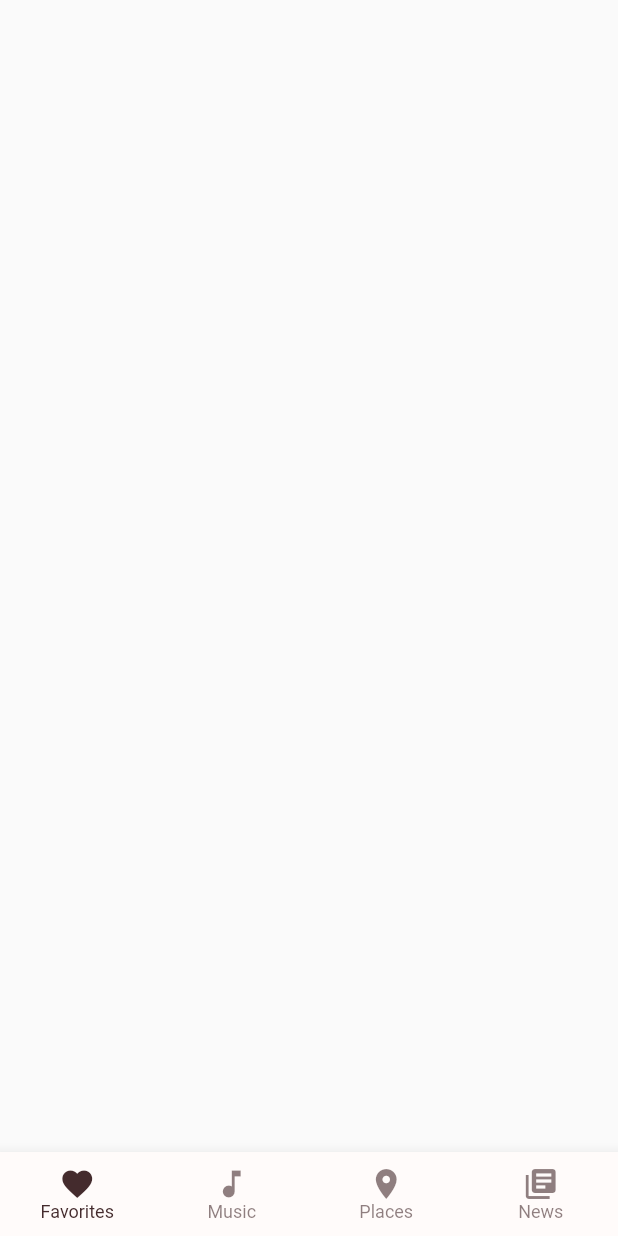
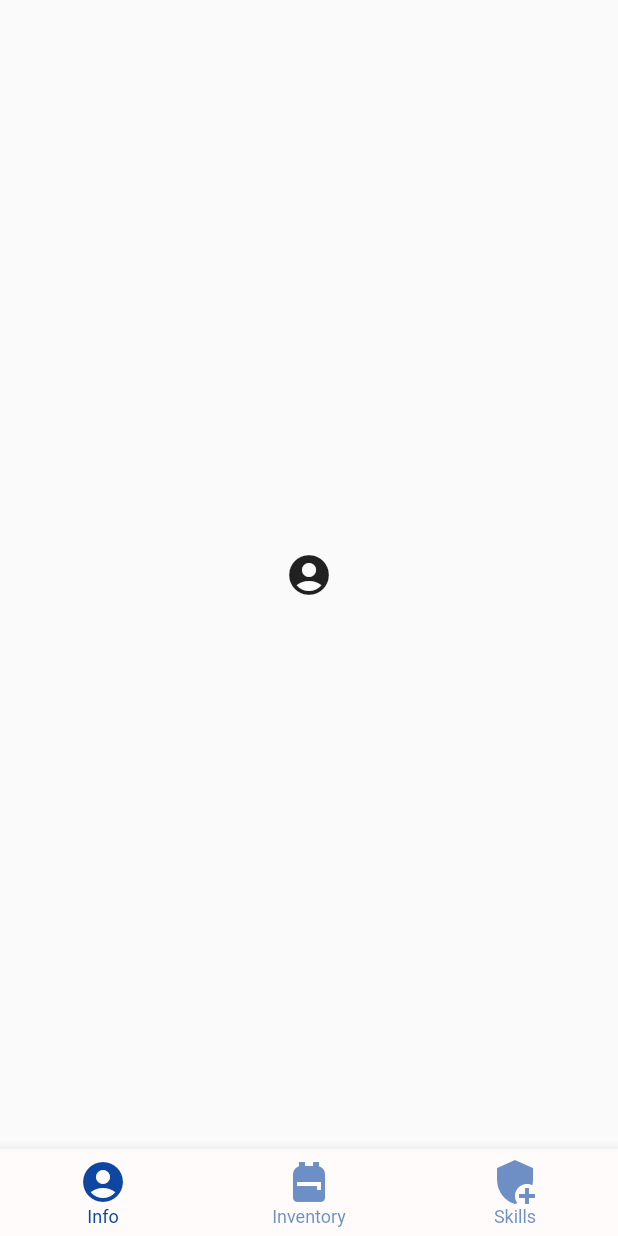
Before and after one commit to medmene/smart_notes, a Flutter app: the screen it shows after launch, on a phone screen of 412 x 824 dp. Run offline on Flutter 3.47's test engine with Material 2 defaults, Android fonts, the phone set to English and light mode, and no system bars; Roboto replaces fonts that are missing (Rubik).

Commit message:
filled body app for each page

```diff
--- a/lib/info_page.dart
+++ b/lib/info_page.dart
@@ -0,0 +1,11 @@
+import 'package:flutter/material.dart';
+
+Widget infoPageContent() {
+  return new Align(
+    alignment: Alignment.bottomCenter,
+    child: new ButtonBar(
+      alignment: MainAxisAlignment.center,
+      children: <Widget>[Icon(Icons.account_circle, size: 32)],
+    ),
+  );
+}
--- a/lib/inventory_page.dart
+++ b/lib/inventory_page.dart
@@ -0,0 +1,11 @@
+import 'package:flutter/material.dart';
+
+Widget inventoryPageContent() {
+  return new Align(
+    alignment: Alignment.bottomCenter,
+    child: new ButtonBar(
+      alignment: MainAxisAlignment.center,
+      children: <Widget>[Icon(Icons.backpack, size: 32)],
+    ),
+  );
+}
--- a/lib/main.dart
+++ b/lib/main.dart
@@ -1,4 +1,7 @@
 import 'package:flutter/material.dart';
+import 'info_page.dart';
+import 'inventory_page.dart';
+import 'skill_page.dart';
 
 void main() => runApp(MyApp());
 
@@ -7,7 +10,7 @@ class MyApp extends StatelessWidget {
   Widget build(BuildContext context) {
     return MaterialApp(
       theme: _buildShrineTheme(),
-      title: 'Flutter Demo',
+      title: 'RP Helper',
       debugShowCheckedModeBanner: false,
       home: MyHomePage(),
     );
@@ -22,6 +25,18 @@ class MyHomePage extends StatefulWidget {
 class _MyHomePageState extends State<MyHomePage> {
   int _currentIndex = 0;
 
+  Widget fillBodyContent() {
+    if (_currentIndex == 0) {
+      return infoPageContent();
+    } else if (_currentIndex == 1) {
+      return inventoryPageContent();
+    } else if (_currentIndex == 2) {
+      return skillPageContent();
+    } else {
+      return infoPageContent();
+    }
+  }
+
   Widget build(BuildContext context) {
     final colorScheme = Theme.of(context).colorScheme;
     final textTheme = Theme.of(context).textTheme;
@@ -35,31 +50,27 @@ class _MyHomePageState extends State<MyHomePage> {
           selectedLabelStyle: textTheme.caption,
           unselectedLabelStyle: textTheme.caption,
           onTap: (value) {
-          // Respond to item press.
             setState(() => _currentIndex = value);
           },
           items: [
             BottomNavigationBarItem(
-            label: 'Favorites',
-            icon: Icon(Icons.favorite),
+              label: 'Info',
+              icon: Icon(Icons.account_circle, size: 32),
             ),
             BottomNavigationBarItem(
-            label: 'Music',
-            icon: Icon(Icons.music_note),
+              label: 'Inventory',
+              icon: Icon(Icons.backpack, size: 32),
             ),
             BottomNavigationBarItem(
-            label: 'Places',
-            icon: Icon(Icons.location_on),
-          ),
-          BottomNavigationBarItem(
-            label: 'News',
-            //title: Text('News'),
-            icon: Icon(Icons.library_books),
+              label: 'Skills',
+              icon: Icon(Icons.add_moderator, size: 32),
             ),
           ],
         ),
-      //body: Widget(),
-    );
+        body: Column(
+          mainAxisAlignment: MainAxisAlignment.center,
+          children: <Widget>[fillBodyContent()],
+        ));
   }
 }
 
@@ -113,7 +124,7 @@ const Color shrinePink100 = Color(0xFFFEDBD0);
 const Color shrinePink300 = Color(0xFFFBB8AC);
 const Color shrinePink400 = Color(0xFFEAA4A4);
 
-const Color shrineBrown900 = Color(0xFF442B2D);
+const Color shrineBrown900 = Color(0xFF0D47A1);
 const Color shrineBrown600 = Color(0xFF7D4F52);
 
 const Color shrineErrorRed = Color(0xFFC5032B);
@@ -122,24 +133,3 @@ const Color shrineSurfaceWhite = Color(0xFFFFFBFA);
 const Color shrineBackgroundWhite = Colors.white;
 
 const defaultLetterSpacing = 0.03;
-
-//        Scaffold(
-//           appBar: AppBar(
-//             bottom: TabBar(
-//               tabs: [
-//                 Tab(icon: Icon(Icons.directions_car)),
-//                 Tab(icon: Icon(Icons.directions_transit)),
-//                 Tab(icon: Icon(Icons.directions_bike)),
-//               ],
-//             ),
-//             title: Text('Tabs Demo'),
-//           ),
-//           body: TabBarView(
-//             children: [
-//               Icon(Icons.directions_car),
-//               Icon(Icons.directions_transit),
-//               Icon(Icons.directions_bike),
-//             ],
-//           ),
-//         ),
-//       ),
--- a/lib/skill_page.dart
+++ b/lib/skill_page.dart
@@ -0,0 +1,11 @@
+import 'package:flutter/material.dart';
+
+Widget skillPageContent() {
+  return new Align(
+    alignment: Alignment.bottomCenter,
+    child: new ButtonBar(
+      alignment: MainAxisAlignment.center,
+      children: <Widget>[Icon(Icons.add_moderator, size: 32)],
+    ),
+  );
+}
```
Lines whose indentation alone changed are shown as unchanged.
